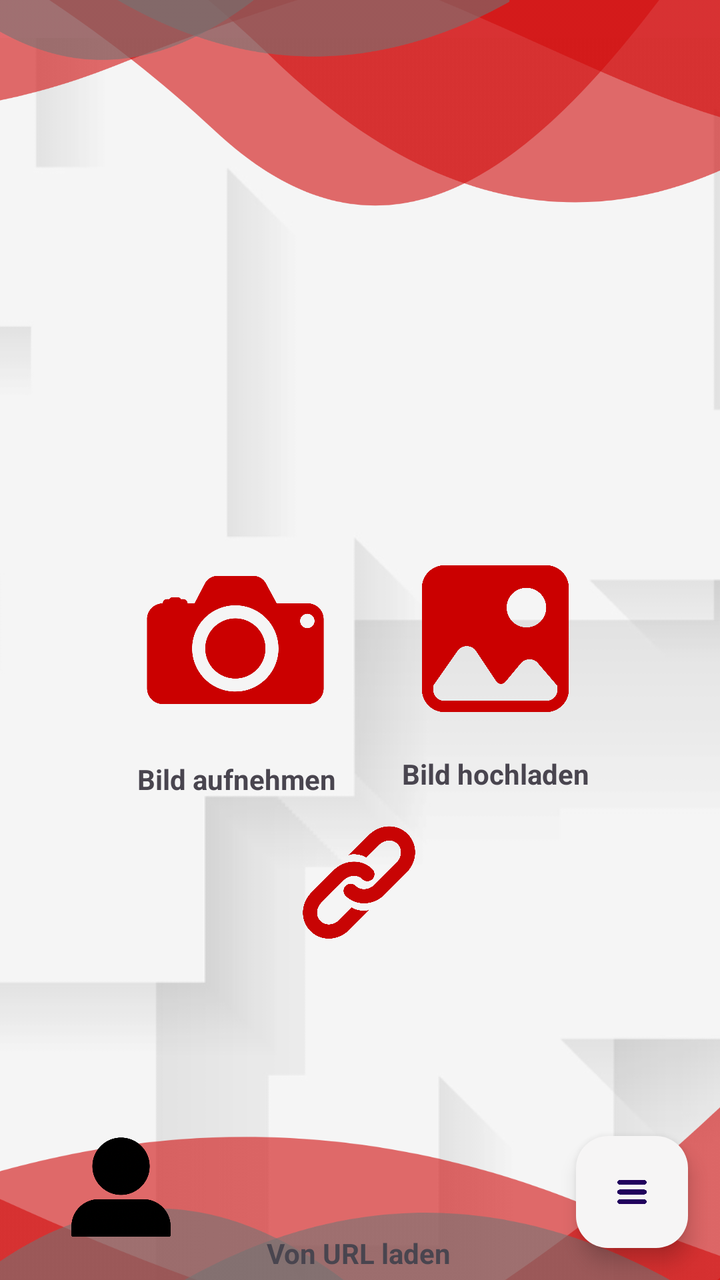
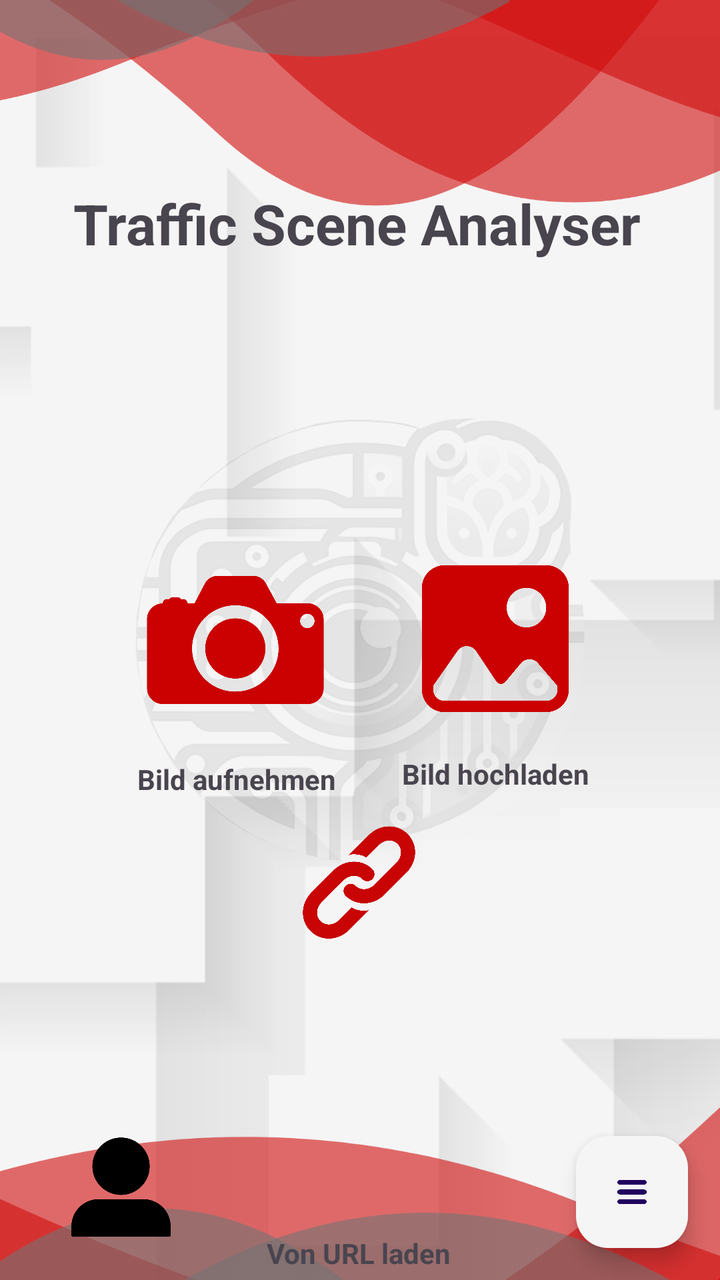

Before-and-after screenshots of an Android layout around one commit, followed by the original layout XML and the change that was made.
<!-- AndroidManifest.xml: application theme Theme.TrafficSceneAnalyser -->
<!-- res/layout/activity_main.xml -->
<?xml version="1.0" encoding="utf-8"?>
<androidx.constraintlayout.widget.ConstraintLayout xmlns:android="http://schemas.android.com/apk/res/android"
    xmlns:app="http://schemas.android.com/apk/res-auto"
    xmlns:tools="http://schemas.android.com/tools"
    android:id="@+id/main"
    android:layout_width="match_parent"
    android:layout_height="match_parent"
    android:background="?attr/selectableItemBackgroundBorderless"
    tools:context=".MainActivity">

    <androidx.constraintlayout.widget.ConstraintLayout
        android:layout_width="match_parent"
        android:layout_height="match_parent"
        app:layout_constraintBottom_toBottomOf="parent"
        app:layout_constraintEnd_toEndOf="parent"
        app:layout_constraintHorizontal_bias="0.0"
        app:layout_constraintStart_toStartOf="parent"
        app:layout_constraintTop_toTopOf="parent"
        app:layout_constraintVertical_bias="0.0">

        <ImageView
            android:id="@+id/background"
            android:layout_width="726dp"
            android:layout_height="801dp"
            app:layout_constraintBottom_toBottomOf="parent"
            app:layout_constraintEnd_toEndOf="parent"
            app:layout_constraintHorizontal_bias="1.0"
            app:layout_constraintStart_toStartOf="parent"
            app:layout_constraintTop_toTopOf="parent"
            app:layout_constraintVertical_bias="0.12"
            app:srcCompat="@drawable/background" />

        <ImageView
            android:id="@+id/Toplayout"
            android:layout_width="407dp"
            android:layout_height="565dp"
            app:layout_constraintBottom_toBottomOf="parent"
            app:layout_constraintEnd_toEndOf="parent"
            app:layout_constraintStart_toStartOf="parent"
            app:layout_constraintTop_toTopOf="parent"
            app:layout_constraintVertical_bias="0.0"
            app:srcCompat="@drawable/toplayout" />

        <ImageView
            android:id="@+id/imageView8"
            android:layout_width="486dp"
            android:layout_height="689dp"
            android:rotationY="180"
            app:layout_constraintBottom_toBottomOf="parent"
            app:layout_constraintEnd_toEndOf="parent"
            app:layout_constraintHorizontal_bias="0.0"
            app:layout_constraintStart_toStartOf="parent"
            app:layout_constraintTop_toTopOf="parent"
            app:layout_constraintVertical_bias="1.0"
            app:srcCompat="@drawable/bottomlayout" />

        <ImageView
            android:id="@+id/profile"
            android:layout_width="113dp"
            android:layout_height="108dp"
            android:layout_marginStart="4dp"
            android:contentDescription="@string/profile"
            android:onClick="goToProfile"
            app:layout_constraintBottom_toBottomOf="parent"
            app:layout_constraintStart_toStartOf="parent"
            app:srcCompat="@drawable/userrr" />

        <ImageButton
            android:id="@+id/btnBildHochladen"
            android:layout_width="100dp"
            android:layout_height="100dp"
            android:backgroundTint="#00F8F6F6"
            android:scaleType="fitCenter"
            android:src="@drawable/galerieicon1"
            app:layout_constraintBottom_toBottomOf="parent"
            app:layout_constraintEnd_toEndOf="parent"
            app:layout_constraintHorizontal_bias="0.76"
            app:layout_constraintStart_toStartOf="parent"
            app:layout_constraintTop_toTopOf="parent"
            app:layout_constraintVertical_bias="0.499" />

        <ImageButton
            android:id="@+id/btnBildAufnehmen"
            android:layout_width="120dp"
            android:layout_height="120dp"
            android:backgroundTint="#00FFFFFF"
            android:scaleType="fitCenter"
            android:src="@drawable/cameraicon1"
            app:layout_constraintBottom_toBottomOf="parent"
            app:layout_constraintEnd_toEndOf="parent"
            app:layout_constraintHorizontal_bias="0.24"
            app:layout_constraintStart_toStartOf="parent"
            app:layout_constraintTop_toTopOf="parent" />

        <ImageButton
            android:id="@+id/btnBildInternet"
            android:layout_width="149dp"
            android:layout_height="126dp"
            android:backgroundTint="#00F8F6F6"
            android:scaleType="fitCenter"
            android:src="@drawable/url"
            app:layout_constraintBottom_toBottomOf="parent"
            app:layout_constraintEnd_toEndOf="parent"
            app:layout_constraintHorizontal_bias="0.498"
            app:layout_constraintStart_toStartOf="parent"
            app:layout_constraintTop_toTopOf="parent"
            app:layout_constraintVertical_bias="0.736" />

        <TextView
            android:id="@+id/textView3"
            android:layout_width="wrap_content"
            android:layout_height="wrap_content"
            android:text="Bild aufnehmen"
            android:textStyle="bold"
            app:layout_constraintBottom_toBottomOf="parent"
            app:layout_constraintEnd_toEndOf="parent"
            app:layout_constraintHorizontal_bias="0.263"
            app:layout_constraintStart_toStartOf="parent"
            app:layout_constraintTop_toBottomOf="@+id/btnBildAufnehmen"
            app:layout_constraintVertical_bias="0.0" />

        <TextView
            android:id="@+id/textView4"
            android:layout_width="wrap_content"
            android:layout_height="wrap_content"
            android:text="Bild hochladen"
            android:textSize="14sp"
            android:textStyle="bold"
            app:layout_constraintBottom_toBottomOf="parent"
            app:layout_constraintEnd_toEndOf="parent"
            app:layout_constraintHorizontal_bias="0.755"
            app:layout_constraintStart_toStartOf="parent"
            app:layout_constraintTop_toBottomOf="@+id/btnBildHochladen"
            app:layout_constraintVertical_bias="0.032" />

        <com.google.android.material.floatingactionbutton.FloatingActionButton
            android:id="@+id/main_fab"
            android:layout_width="wrap_content"
            android:layout_height="wrap_content"
            android:layout_alignParentEnd="true"
            android:layout_alignParentBottom="true"
            android:layout_margin="16dp"
            android:layout_marginTop="300dp"
            android:src="@drawable/menuuuu"
            app:backgroundTint="@color/grayRed"
            app:layout_constraintBottom_toBottomOf="parent"
            app:layout_constraintEnd_toEndOf="parent"
            app:layout_constraintHorizontal_bias="1.0"
            app:layout_constraintStart_toStartOf="parent"
            app:layout_constraintTop_toTopOf="parent"
            app:layout_constraintVertical_bias="1.0"
            tools:ignore="MissingConstraints" />

        <com.google.android.material.floatingactionbutton.FloatingActionButton
            android:id="@+id/historyicon"
            android:layout_width="wrap_content"
            android:layout_height="wrap_content"
            android:layout_alignParentEnd="true"
            android:layout_alignParentBottom="true"
            android:layout_margin="16dp"
            android:src="@drawable/infobutton"
            android:visibility="gone"
            app:backgroundTint="#F6F5F5"
            app:layout_constraintBottom_toTopOf="@+id/main_fab"
            app:layout_constraintEnd_toEndOf="@+id/main_fab"
            app:layout_constraintStart_toStartOf="@+id/main_fab"
            tools:ignore="MissingConstraints" />

        <com.google.android.material.floatingactionbutton.FloatingActionButton
            android:id="@+id/fab2"
            android:layout_width="wrap_content"
            android:layout_height="wrap_content"
            android:layout_alignParentEnd="true"
            android:layout_alignParentBottom="true"
            android:layout_margin="16dp"
            android:layout_marginBottom="16dp"
            android:src="@drawable/settingsicon"
            android:visibility="gone"
            app:backgroundTint="#F6F5F5"
            app:layout_constraintBottom_toTopOf="@+id/historyicon"
            app:layout_constraintEnd_toEndOf="@+id/historyicon"
            app:layout_constraintStart_toStartOf="@+id/historyicon"
            tools:ignore="MissingConstraints" />

        <TextView
            android:id="@+id/textView2"
            android:layout_width="wrap_content"
            android:layout_height="wrap_content"
            android:layout_marginTop="52dp"
            android:text="Von URL laden"
            android:textStyle="bold"
            app:layout_constraintEnd_toEndOf="@+id/btnBildInternet"
            app:layout_constraintStart_toStartOf="@+id/btnBildInternet"
            app:layout_constraintTop_toBottomOf="@+id/Toplayout" />

    </androidx.constraintlayout.widget.ConstraintLayout>


</androidx.constraintlayout.widget.ConstraintLayout>
<!-- resources referenced by this layout -->
<resources>
  <color name="grayRed">#F6F5F5 </color>
  <!-- drawable background: png bitmap (drawable-hdpi, 37305 bytes) -->
  <!-- drawable bottomlayout: png bitmap (drawable-hdpi, 51256 bytes) -->
  <!-- drawable cameraicon1: png bitmap (drawable-hdpi, 29262 bytes) -->
  <!-- drawable galerieicon1: png bitmap (drawable-hdpi, 26308 bytes) -->
  <!-- drawable infobutton: png bitmap (drawable, 34056 bytes) -->
  <!-- drawable menuuuu: png bitmap (drawable, 15010 bytes) -->
  <!-- drawable settingsicon: png bitmap (drawable, 29431 bytes) -->
  <!-- drawable toplayout: png bitmap (drawable-hdpi, 57639 bytes) -->
  <!-- drawable url: png bitmap (drawable, 41880 bytes) -->
  <!-- drawable userrr: png bitmap (drawable, 53564 bytes) -->
  <string name="profile">Zum Profil wechseln</string>
  <style name="Theme.TrafficSceneAnalyser" parent="Base.Theme.TrafficSceneAnalyser" />
  <style name="Base.Theme.TrafficSceneAnalyser" parent="Theme.Material3.DayNight.NoActionBar">
          
          
      </style>
</resources>

<!-- the commit's change to res/layout/activity_main.xml (unified diff, before → after) -->
@@ -29,6 +29,18 @@
             app:layout_constraintTop_toTopOf="parent"
             app:layout_constraintVertical_bias="0.12"
             app:srcCompat="@drawable/background" />
+
+        <ImageView
+            android:id="@+id/icon"
+            android:layout_width="wrap_content"
+            android:layout_height="wrap_content"
+            android:background="#00FFFFFF"
+            app:layout_constraintBottom_toBottomOf="parent"
+            app:layout_constraintEnd_toEndOf="parent"
+            app:layout_constraintHorizontal_bias="0.0"
+            app:layout_constraintStart_toStartOf="parent"
+            app:layout_constraintTop_toTopOf="@+id/Toplayout"
+            app:srcCompat="@drawable/iconn" />
 
         <ImageView
             android:id="@+id/Toplayout"
@@ -174,7 +186,7 @@
             android:layout_alignParentBottom="true"
             android:layout_margin="16dp"
             android:layout_marginBottom="16dp"
-            android:src="@drawable/settingsicon"
+            android:src="@drawable/tutorial"
             android:visibility="gone"
             app:backgroundTint="#F6F5F5"
             app:layout_constraintBottom_toTopOf="@+id/historyicon"
@@ -193,6 +205,20 @@
             app:layout_constraintStart_toStartOf="@+id/btnBildInternet"
             app:layout_constraintTop_toBottomOf="@+id/Toplayout" />
 
+        <TextView
+            android:id="@+id/textView9"
+            android:layout_width="286dp"
+            android:layout_height="96dp"
+            android:text="Traffic Scene Analyser"
+            android:textSize="28sp"
+            android:textStyle="bold"
+            app:layout_constraintBottom_toTopOf="@+id/btnBildAufnehmen"
+            app:layout_constraintEnd_toEndOf="parent"
+            app:layout_constraintHorizontal_bias="0.495"
+            app:layout_constraintStart_toStartOf="parent"
+            app:layout_constraintTop_toTopOf="@+id/Toplayout"
+            app:layout_constraintVertical_bias="0.568" />
+
     </androidx.constraintlayout.widget.ConstraintLayout>
 
 
<!-- resource entries referenced after the edit -->
@@ -5,10 +5,11 @@
   <!-- drawable bottomlayout: png bitmap (drawable-hdpi, 51256 bytes) -->
   <!-- drawable cameraicon1: png bitmap (drawable-hdpi, 29262 bytes) -->
   <!-- drawable galerieicon1: png bitmap (drawable-hdpi, 26308 bytes) -->
+  <!-- drawable iconn: png bitmap (drawable, 198284 bytes) -->
   <!-- drawable infobutton: png bitmap (drawable, 34056 bytes) -->
   <!-- drawable menuuuu: png bitmap (drawable, 15010 bytes) -->
-  <!-- drawable settingsicon: png bitmap (drawable, 29431 bytes) -->
   <!-- drawable toplayout: png bitmap (drawable-hdpi, 57639 bytes) -->
+  <!-- drawable tutorial: png bitmap (drawable, 30781 bytes) -->
   <!-- drawable url: png bitmap (drawable, 41880 bytes) -->
   <!-- drawable userrr: png bitmap (drawable, 53564 bytes) -->
   <string name="profile">Zum Profil wechseln</string>
